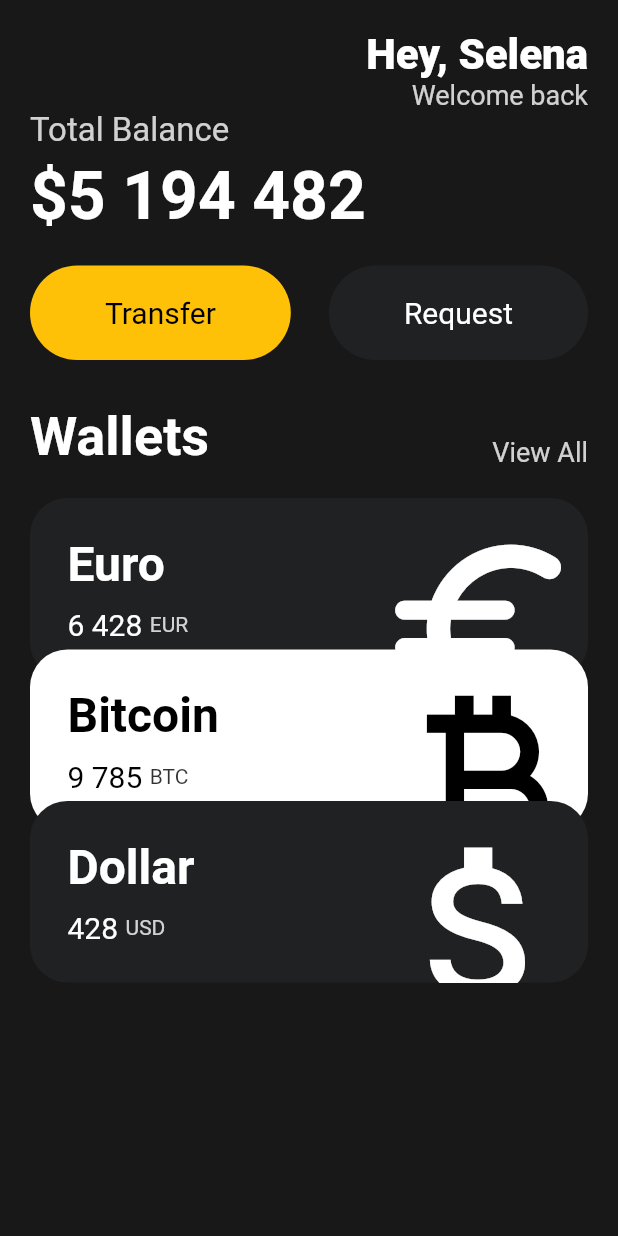
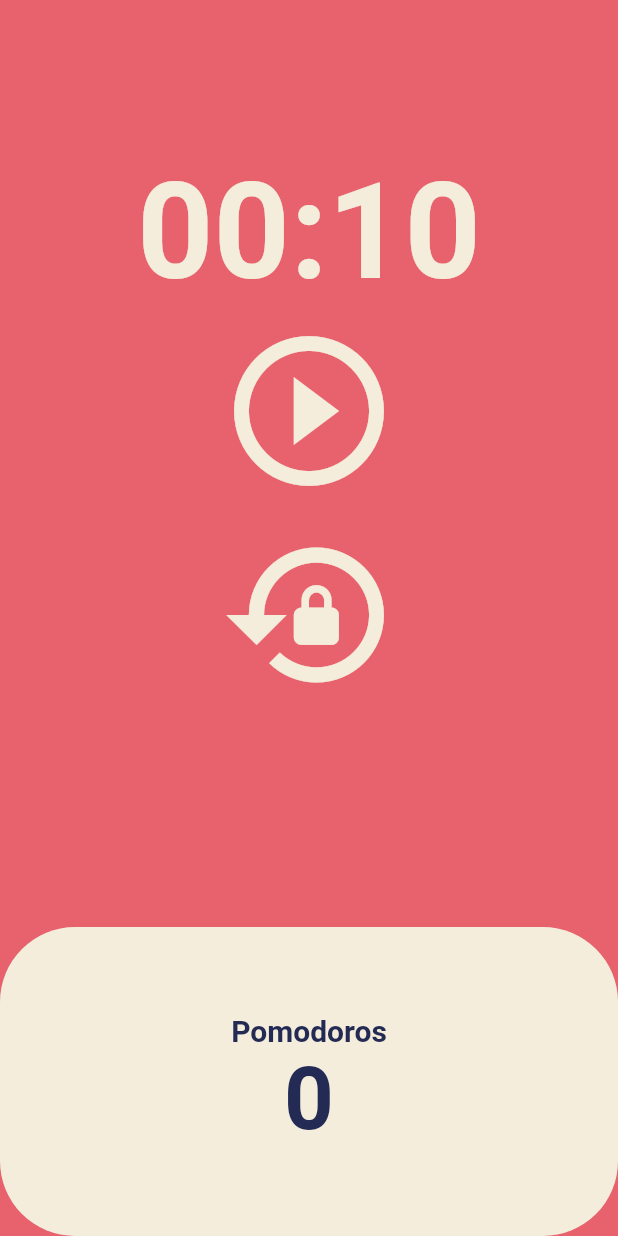
Before and after one commit to jjaegii/toonflix, a Flutter app: the screen it shows after launch, on a phone screen of 412 x 824 dp. Run offline on Flutter 3.47's test engine with Material 2 defaults, Android fonts, the phone set to English and light mode, and no system bars.

Commit message:
pomodoros

```diff
--- a/lib/main.dart
+++ b/lib/main.dart
@@ -1,6 +1,5 @@
 import 'package:flutter/material.dart';
-import 'package:toonflix/widgets/button.dart';
-import 'package:toonflix/widgets/currency_card.dart';
+import 'package:toonflix/screens/home_screen.dart';
 
 void main() {
   runApp(App());
@@ -10,140 +9,16 @@ class App extends StatelessWidget {
   @override
   Widget build(BuildContext context) {
     return MaterialApp(
-      home: Scaffold(
-        backgroundColor: const Color(0xFF181818),
-        body: SingleChildScrollView(
-          child: Padding(
-            padding: const EdgeInsets.symmetric(
-              horizontal: 20,
-            ),
-            child: Column(
-              crossAxisAlignment: CrossAxisAlignment.start,
-              children: [
-                const SizedBox(
-                  height: 20,
-                ),
-                Row(
-                  mainAxisAlignment: MainAxisAlignment.end,
-                  children: [
-                    Column(
-                      crossAxisAlignment: CrossAxisAlignment.end,
-                      children: [
-                        const Text(
-                          'Hey, Selena',
-                          style: TextStyle(
-                            color: Colors.white,
-                            fontSize: 28,
-                            fontWeight: FontWeight.w800,
-                          ),
-                        ),
-                        Text(
-                          'Welcome back',
-                          style: TextStyle(
-                            color: Colors.white.withOpacity(0.8),
-                            fontSize: 18,
-                          ),
-                        ),
-                      ],
-                    )
-                  ],
-                ),
-                const SizedBox(
-                  height: 0,
-                ),
-                Text(
-                  'Total Balance',
-                  style: TextStyle(
-                    fontSize: 22,
-                    color: Colors.white.withOpacity(0.8),
-                  ),
-                ),
-                const SizedBox(
-                  height: 5,
-                ),
-                const Text(
-                  '\$5 194 482',
-                  style: TextStyle(
-                    fontSize: 44,
-                    fontWeight: FontWeight.w600,
-                    color: Colors.white,
-                  ),
-                ),
-                const SizedBox(
-                  height: 20,
-                ),
-                const Row(
-                  mainAxisAlignment: MainAxisAlignment.spaceBetween,
-                  children: [
-                    Button(
-                        text: 'Transfer',
-                        bgColor: Colors.amber,
-                        textColor: Colors.black),
-                    Button(
-                        text: 'Request',
-                        bgColor: Color(0xFF1F2123),
-                        textColor: Colors.white),
-                  ],
-                ),
-                const SizedBox(
-                  height: 30,
-                ),
-                Row(
-                  crossAxisAlignment: CrossAxisAlignment.end,
-                  mainAxisAlignment: MainAxisAlignment.spaceBetween,
-                  children: [
-                    const Text(
-                      'Wallets',
-                      style: TextStyle(
-                        color: Colors.white,
-                        fontSize: 36,
-                        fontWeight: FontWeight.w600,
-                      ),
-                    ),
-                    Text(
-                      'View All',
-                      style: TextStyle(
-                        color: Colors.white.withOpacity(0.8),
-                        fontSize: 18,
-                      ),
-                    ),
-                  ],
-                ),
-                const SizedBox(
-                  height: 20,
-                ),
-                const CurrencyCard(
-                  name: 'Euro',
-                  code: 'EUR',
-                  amount: '6 428',
-                  icon: Icons.euro_rounded,
-                  isInverted: false,
-                ),
-                Transform.translate(
-                  offset: const Offset(0, -20),
-                  child: const CurrencyCard(
-                    name: 'Bitcoin',
-                    code: 'BTC',
-                    amount: '9 785',
-                    icon: Icons.currency_bitcoin,
-                    isInverted: true,
-                  ),
-                ),
-                Transform.translate(
-                  offset: const Offset(0, -40),
-                  child: const CurrencyCard(
-                    name: 'Dollar',
-                    code: 'USD',
-                    amount: '428',
-                    icon: Icons.attach_money_outlined,
-                    isInverted: false,
-                  ),
-                )
-              ],
-            ),
+      theme: ThemeData(
+        backgroundColor: const Color(0xFFE7626C),
+        textTheme: const TextTheme(
+          headline1: TextStyle(
+            color: Color(0xFF232B55),
           ),
         ),
+        cardColor: const Color(0xFFF4EDDB),
       ),
+      home: const HomeScreen(),
     );
   }
 }
--- /dev/null
+++ b/lib/screens/home_screen.dart
@@ -0,0 +1,153 @@
+import 'dart:async';
+
+import 'package:flutter/material.dart';
+
+class HomeScreen extends StatefulWidget {
+  const HomeScreen({super.key});
+
+  @override
+  State<HomeScreen> createState() => _HomeScreenState();
+}
+
+class _HomeScreenState extends State<HomeScreen> {
+  static const twentyFiveMinutes = 10;
+  int totalSeconds = twentyFiveMinutes;
+  bool isRunning = false;
+  int totalPomodoros = 0;
+  late Timer timer;
+
+  void onTick(Timer timer) {
+    if (totalSeconds == 0) {
+      setState(() {
+        totalPomodoros += 1;
+        isRunning = false;
+        totalSeconds = twentyFiveMinutes;
+      });
+      timer.cancel();
+    } else {
+      setState(() {
+        totalSeconds -= 1;
+      });
+    }
+  }
+
+  void onStartPressed() {
+    timer = Timer.periodic(
+      const Duration(seconds: 1),
+      onTick,
+    );
+    setState(() {
+      isRunning = true;
+    });
+  }
+
+  void onPausePressed() {
+    timer.cancel();
+    setState(() {
+      isRunning = false;
+    });
+  }
+
+  void onResetPressed() {
+    timer.cancel();
+    setState(() {
+      totalPomodoros = 0;
+      isRunning = false;
+      totalSeconds = twentyFiveMinutes;
+    });
+  }
+
+  String format(int seconds) {
+    var duration = Duration(seconds: seconds);
+    return duration.toString().split(".").first.substring(2, 7);
+  }
+
+  @override
+  Widget build(BuildContext context) {
+    return Scaffold(
+        backgroundColor: Theme.of(context).backgroundColor,
+        body: Column(
+          children: [
+            Flexible(
+              flex: 1,
+              child: Container(
+                alignment: Alignment.bottomCenter,
+                child: Text(
+                  format(totalSeconds),
+                  style: TextStyle(
+                    color: Theme.of(context).cardColor,
+                    fontSize: 89,
+                    fontWeight: FontWeight.w600,
+                  ),
+                ),
+              ),
+            ),
+            Flexible(
+              flex: 2,
+              child: Center(
+                child: Column(
+                  children: [
+                    IconButton(
+                      iconSize: 120,
+                      color: Theme.of(context).cardColor,
+                      onPressed: isRunning ? onPausePressed : onStartPressed,
+                      icon: Icon(
+                        isRunning
+                            ? Icons.pause_circle_outline
+                            : Icons.play_circle_outline,
+                      ),
+                    ),
+                    IconButton(
+                      iconSize: 120,
+                      color: Theme.of(context).cardColor,
+                      onPressed: onResetPressed,
+                      icon: const Icon(
+                        Icons.lock_reset,
+                      ),
+                    ),
+                  ],
+                ),
+              ),
+            ),
+            Flexible(
+              flex: 1,
+              child: Row(
+                children: [
+                  Expanded(
+                    child: Container(
+                      decoration: BoxDecoration(
+                        color: Theme.of(context).cardColor,
+                        borderRadius: BorderRadius.circular(50),
+                      ),
+                      child: Column(
+                        mainAxisAlignment: MainAxisAlignment.center,
+                        children: [
+                          Text(
+                            'Pomodoros',
+                            style: TextStyle(
+                              fontSize: 20,
+                              color:
+                                  Theme.of(context).textTheme.headline1!.color,
+                              fontWeight: FontWeight.w600,
+                            ),
+                          ),
+                          Text(
+                            '$totalPomodoros',
+                            style: TextStyle(
+                              fontSize: 58,
+                              color:
+                                  Theme.of(context).textTheme.headline1!.color,
+                              fontWeight: FontWeight.w600,
+                            ),
+                          ),
+                        ],
+                      ),
+                    ),
+                  ),
+                ],
+              ),
+            ),
+          ],
+        ));
+  }
+}
--- a/lib/widgets/button.dart
+++ /dev/null
@@ -1,36 +0,0 @@
-import 'package:flutter/material.dart';
-
-class Button extends StatelessWidget {
-  final String text;
-  final Color bgColor;
-  final Color textColor;
-
-  const Button(
-      {super.key,
-      required this.text,
-      required this.bgColor,
-      required this.textColor});
-
-  @override
-  Widget build(BuildContext context) {
-    return Container(
-      decoration: BoxDecoration(
-        color: bgColor,
-        borderRadius: BorderRadius.circular(45),
-      ),
-      child: Padding(
-        padding: const EdgeInsets.symmetric(
-          vertical: 20,
-          horizontal: 50,
-        ),
-        child: Text(
-          text,
-          style: TextStyle(
-            color: textColor,
-            fontSize: 20,
-          ),
-        ),
-      ),
-    );
-  }
-}
--- a/lib/widgets/currency_card.dart
+++ /dev/null
@@ -1,82 +0,0 @@
-import 'package:flutter/material.dart';
-
-class CurrencyCard extends StatelessWidget {
-  final String name, code, amount;
-  final IconData icon;
-  final bool isInverted;
-
-  const CurrencyCard({
-    super.key,
-    required this.name,
-    required this.code,
-    required this.amount,
-    required this.icon,
-    required this.isInverted,
-  });
-
-  @override
-  Widget build(BuildContext context) {
-    return Container(
-      clipBehavior: Clip.hardEdge,
-      decoration: BoxDecoration(
-        color: isInverted ? Colors.white : const Color(0xFF1F2123),
-        borderRadius: BorderRadius.circular(25),
-      ),
-      child: Padding(
-        padding: const EdgeInsets.all(25),
-        child: Row(
-          mainAxisAlignment: MainAxisAlignment.spaceBetween,
-          children: [
-            Column(
-              crossAxisAlignment: CrossAxisAlignment.start,
-              children: [
-                Text(
-                  name,
-                  style: TextStyle(
-                    color: isInverted ? Colors.black : Colors.white,
-                    fontSize: 32,
-                    fontWeight: FontWeight.w600,
-                  ),
-                ),
-                const SizedBox(
-                  height: 10,
-                ),
-                Row(
-                  children: [
-                    Text(
-                      amount,
-                      style: TextStyle(
-                        color: isInverted ? Colors.black : Colors.white,
-                        fontSize: 20,
-                      ),
-                    ),
-                    const SizedBox(
-                      width: 5,
-                    ),
-                    Text(
-                      code,
-                      style: TextStyle(
-                        color: isInverted ? Colors.black.withOpacity(0.8) : Colors.white.withOpacity(0.8),
-                      ),
-                    ),
-                  ],
-                )
-              ],
-            ),
-            Transform.scale(
-              scale: 2.2,
-              child: Transform.translate(
-                offset: const Offset(-5, 12),
-                child: Icon(
-                  icon,
-                  color: isInverted ? Colors.black : Colors.white,
-                  size: 68,
-                ),
-              ),
-            )
-          ],
-        ),
-      ),
-    );
-  }
-}
```
Also changed, not shown: 1 other file.
